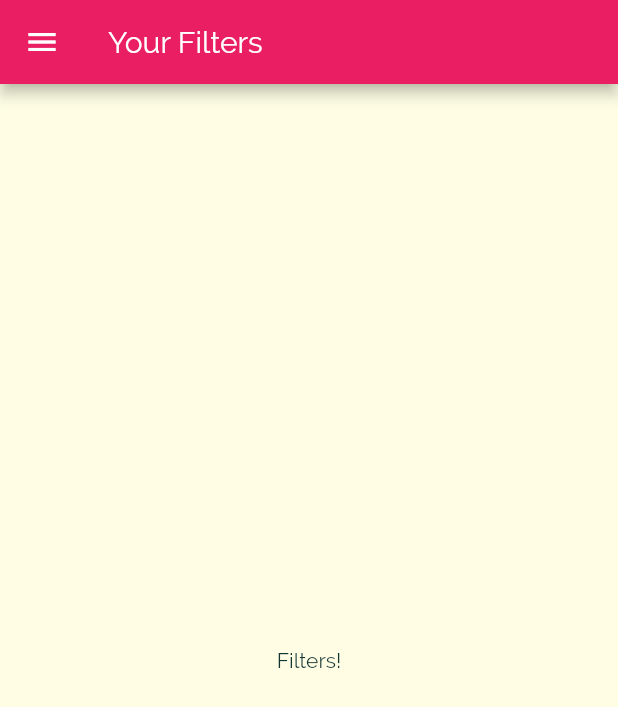
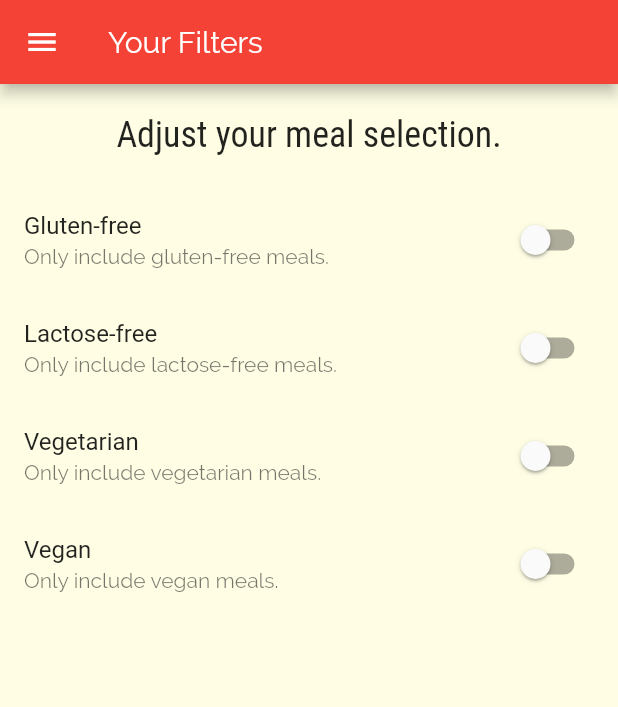
Before and after one commit to nischal08/meals_app, a Flutter app: the FiltersScreen screen opened by its route, on a phone screen of 412 x 824 dp. Shown: the top 707 px of the screen. Run offline on Flutter 3.47's test engine with Material 2 defaults, Android fonts, the phone set to English and light mode, and no system bars.

Commit message:
added filter switches in filter screen

```diff
--- a/lib/main.dart
+++ b/lib/main.dart
@@ -16,8 +16,8 @@ class MyApp extends StatelessWidget {
     return MaterialApp(
       title: 'DeliMeals',
       theme: ThemeData(
-        primarySwatch: Colors.pink,
-        accentColor: Colors.amber,
+        primarySwatch: Colors.red,
+        accentColor: Colors.lightGreenAccent,
         canvasColor: Color.fromRGBO(255, 254, 229, 1),
         fontFamily: 'Raleway',
         textTheme: ThemeData.light().textTheme.copyWith(
--- a/lib/screens/filter_screen.dart
+++ b/lib/screens/filter_screen.dart
@@ -1,9 +1,29 @@
 import 'package:flutter/material.dart';
 import 'package:meals_app/widgets/main_drawer.dart';
 
-class FiltersScreen extends StatelessWidget {
+class FiltersScreen extends StatefulWidget {
   static const routeName = '/filters';
   const FiltersScreen({Key key}) : super(key: key);
+
+  @override
+  _FiltersScreenState createState() => _FiltersScreenState();
+}
+
+class _FiltersScreenState extends State<FiltersScreen> {
+  bool _glutenFree = false;
+  bool _vegetarian = false;
+  bool _vegan = false;
+  bool _lactoseFree = false;
+
+  Widget _buildSwitchListTile(String title, String description,
+      bool currentValue, Function updateValue) {
+    return SwitchListTile(
+      value: currentValue,
+      onChanged: updateValue,
+      title: Text(title),
+      subtitle: Text(description),
+    );
+  }
 
   @override
   Widget build(BuildContext context) {
@@ -12,8 +32,50 @@ class FiltersScreen extends StatelessWidget {
         title: Text("Your Filters"),
       ),
       drawer: MainDrawer(),
-      body: Center(
-        child: Text('Filters!'),
+      body: Column(
+        children: [
+          Container(
+            padding: EdgeInsets.all(20),
+            child: Text(
+              "Adjust your meal selection.",
+              style: Theme.of(context).textTheme.headline6,
+            ),
+          ),
+          Expanded(
+            child: ListView(
+              children: [
+                _buildSwitchListTile('Gluten-free',
+                    'Only include gluten-free meals.', _glutenFree, (newValue) {
+                  setState(() {
+                    _glutenFree = newValue;
+                  });
+                }),
+                _buildSwitchListTile(
+                    'Lactose-free',
+                    'Only include lactose-free meals.',
+                    _lactoseFree, (newValue) {
+                  setState(() {
+                    _lactoseFree = newValue;
+                  });
+                }),
+                _buildSwitchListTile(
+                    'Vegetarian', 'Only include vegetarian meals.', _vegetarian,
+                    (newValue) {
+                  setState(() {
+                    _vegetarian = newValue;
+                  });
+                }),
+                _buildSwitchListTile(
+                    'Vegan', 'Only include vegan meals.', _vegan,
+                    (newValue) {
+                  setState(() {
+                    _vegan = newValue;
+                  });
+                }),
+              ],
+            ),
+          )
+        ],
       ),
     );
   }
```
Also changed, not shown: lib/widgets/meal_item.dart (+25 -7 lines), pubspec.lock.
